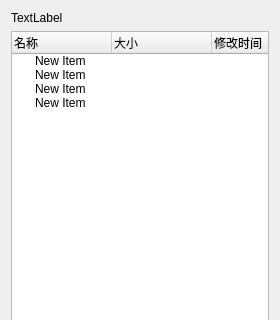
Before: the Qt Designer form src/upyun_client/UpyunGUI/widget.ui in stlf/upyun_qt_sdk, drawn with Qt 5; both pictures show x 0 to 280 and y 0 to 320 of the 280 by 517 pixel window.
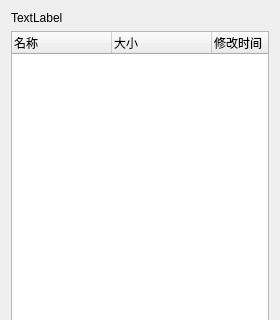
After: the same form once the commit is applied.

The edit to the form file:
```diff
--- a/src/upyun_client/UpyunGUI/widget.ui
+++ b/src/upyun_client/UpyunGUI/widget.ui
@@ -38,26 +38,6 @@
        <string>修改时间</string>
       </property>
      </column>
-     <item>
-      <property name="text">
-       <string>New Item</string>
-      </property>
-     </item>
-     <item>
-      <property name="text">
-       <string>New Item</string>
-      </property>
-     </item>
-     <item>
-      <property name="text">
-       <string>New Item</string>
-      </property>
-     </item>
-     <item>
-      <property name="text">
-       <string>New Item</string>
-      </property>
-     </item>
     </widget>
    </item>
    <item>
```
